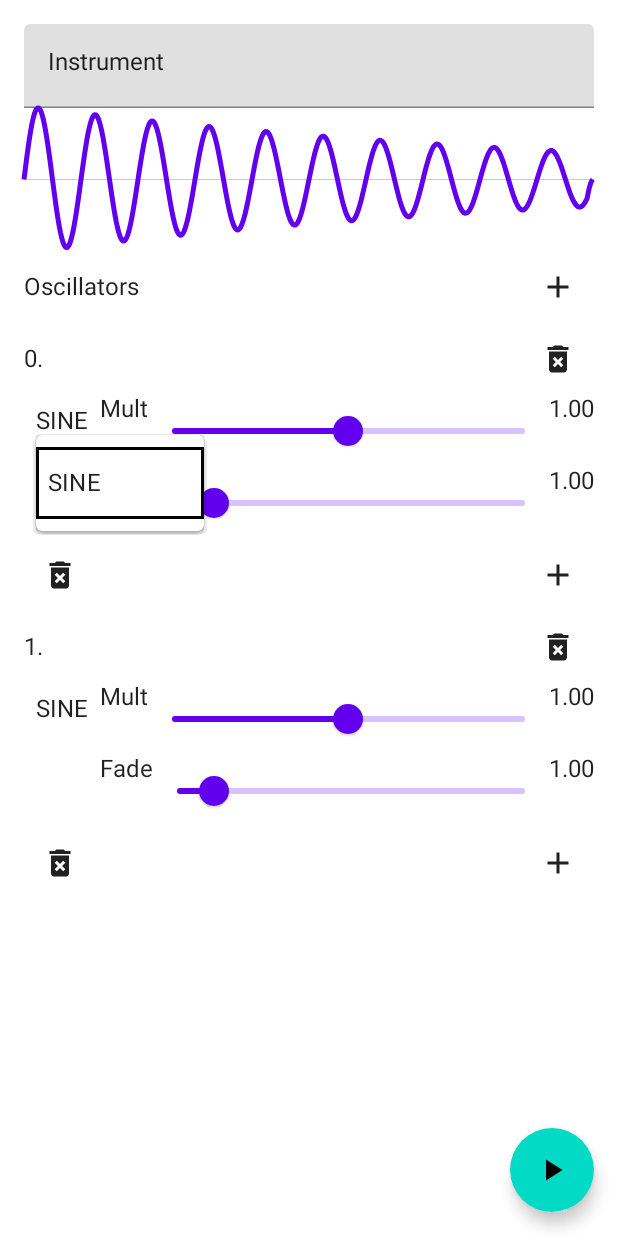
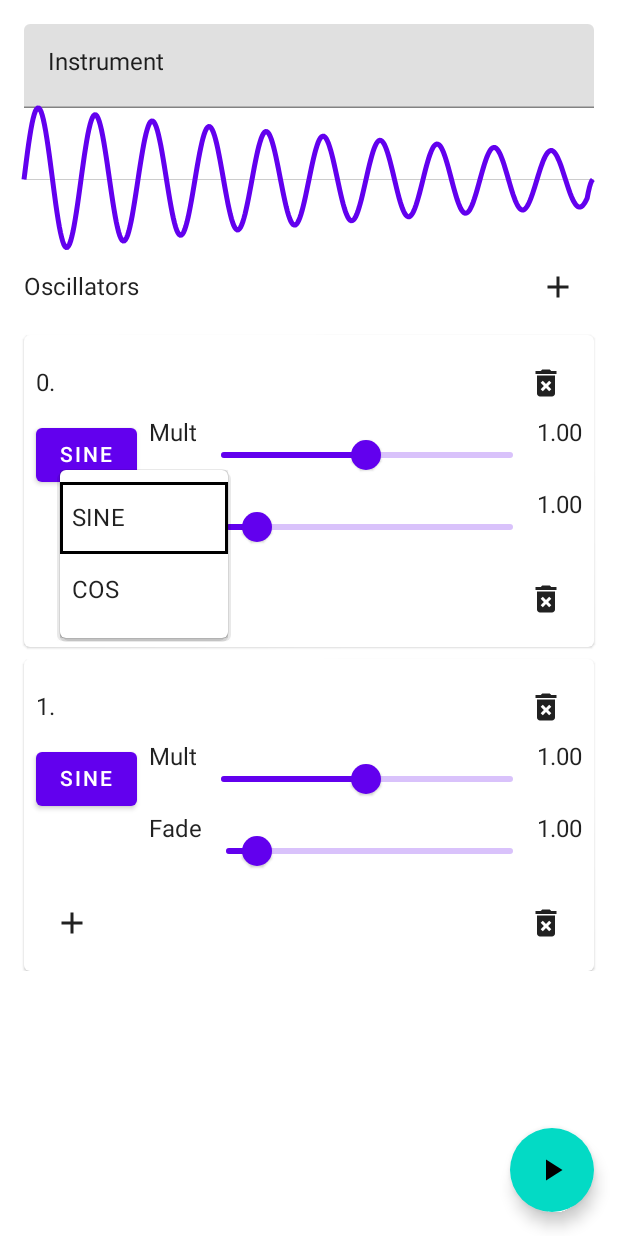
Before and after one commit to Ninjars/Synthesis, an Android app built with Jetpack Compose: the screen it shows after launch (MainActivity), after a tap on "SINE", on a phone screen of 412 x 824 dp. Run offline under Robolectric (Android 15) with nearby library versions, the phone set to English and light mode, and no system bars; our stand-ins replace Timber; 1 other tap on this screen came first.

Commit message:
added a little ui to help manage oscillators

```diff
--- a/app/src/main/java/jez/synthesis/audiotrack/Oscillator.kt
+++ b/app/src/main/java/jez/synthesis/audiotrack/Oscillator.kt
@@ -2,6 +2,7 @@ package jez.synthesis.audiotrack
 
 import jez.synthesis.audiotrack.OscillatorParams.Waveform
 import java.util.*
+import kotlin.math.cos
 import kotlin.math.exp
 import kotlin.math.sin
 
@@ -21,6 +22,7 @@ data class OscillatorParams(
 
     enum class Waveform {
         SINE,
+        COS,
     }
 }
 
@@ -62,5 +64,7 @@ data class Oscillator(
         when (waveform) {
             Waveform.SINE ->
                 sin(cycle * multiplier + inputValue) * exp(-normalisedTime * backoff)
+            Waveform.COS ->
+                cos(cycle * multiplier + inputValue) * exp(-normalisedTime * backoff)
         }
 }
--- a/app/src/main/java/jez/synthesis/features/createinstrument/CreateInstrumentScreen.kt
+++ b/app/src/main/java/jez/synthesis/features/createinstrument/CreateInstrumentScreen.kt
@@ -3,8 +3,8 @@ package jez.synthesis.features.createinstrument
 import androidx.compose.foundation.Canvas
 import androidx.compose.foundation.background
 import androidx.compose.foundation.border
-import androidx.compose.foundation.clickable
 import androidx.compose.foundation.layout.Arrangement
+import androidx.compose.foundation.layout.Arrangement.Absolute.spacedBy
 import androidx.compose.foundation.layout.Box
 import androidx.compose.foundation.layout.BoxScope
 import androidx.compose.foundation.layout.Column
@@ -20,6 +20,8 @@ import androidx.compose.foundation.layout.width
 import androidx.compose.foundation.rememberScrollState
 import androidx.compose.foundation.text.KeyboardOptions
 import androidx.compose.foundation.verticalScroll
+import androidx.compose.material.Button
+import androidx.compose.material.Card
 import androidx.compose.material.Checkbox
 import androidx.compose.material.DropdownMenu
 import androidx.compose.material.DropdownMenuItem
@@ -233,7 +235,8 @@ private fun Oscillators(
     Column(
         modifier = Modifier
             .fillMaxWidth()
-            .verticalScroll(rememberScrollState())
+            .verticalScroll(rememberScrollState()),
+        verticalArrangement = spacedBy(8.dp)
     ) {
         Row(
             modifier = Modifier.fillMaxWidth(),
@@ -249,7 +252,9 @@ private fun Oscillators(
             }
         }
         oscillators().forEachIndexed { index, it ->
-            OscillatorController(eventHandler, it, index)
+            Card {
+                OscillatorController(eventHandler, it, index)
+            }
         }
     }
 }
@@ -260,7 +265,11 @@ private fun OscillatorController(
     oscillator: OscillatorParams,
     index: Int,
 ) {
-    Column(modifier = Modifier.fillMaxWidth()) {
+    Column(
+        modifier = Modifier
+            .fillMaxWidth()
+            .padding(8.dp)
+    ) {
         Row(
             modifier = Modifier.fillMaxWidth(),
             horizontalArrangement = Arrangement.SpaceBetween,
@@ -279,16 +288,16 @@ private fun OscillatorController(
             modifier = Modifier.fillMaxWidth(),
             horizontalArrangement = Arrangement.SpaceBetween,
         ) {
+            IconButton(onClick = { eventHandler(Event.AddWaveform(oscillator.id)) }) {
+                Icon(
+                    imageVector = Icons.Filled.Add,
+                    contentDescription = "Append new waveform"
+                )
+            }
             IconButton(onClick = { eventHandler(Event.RemoveWaveform(oscillator.id)) }) {
                 Icon(
                     imageVector = Icons.Filled.DeleteForever,
                     contentDescription = "Delete last waveform"
-                )
-            }
-            IconButton(onClick = { eventHandler(Event.AddWaveform(oscillator.id)) }) {
-                Icon(
-                    imageVector = Icons.Filled.Add,
-                    contentDescription = "Append new waveform"
                 )
             }
         }
@@ -300,10 +309,7 @@ private fun Waveforms(
     eventHandler: (Event) -> Unit,
     oscillator: OscillatorParams,
 ) {
-    Column(
-        modifier = Modifier
-            .fillMaxWidth()
-    ) {
+    Column {
         oscillator.waveforms.forEach { item ->
             Row(
                 modifier = Modifier
@@ -379,11 +385,10 @@ private fun WaveformSelector(
     var isExpanded by remember { mutableStateOf(false) }
     var selected by remember { mutableStateOf(selectedValue) }
 
-    Box(
+    Button(
         modifier = Modifier
-            .padding(8.dp)
-            .clickable { isExpanded = !isExpanded },
-        contentAlignment = Alignment.Center,
+            .padding(end = 8.dp),
+        onClick = { isExpanded = !isExpanded },
     ) {
         Text(
             text = selectedValue.name,
```
